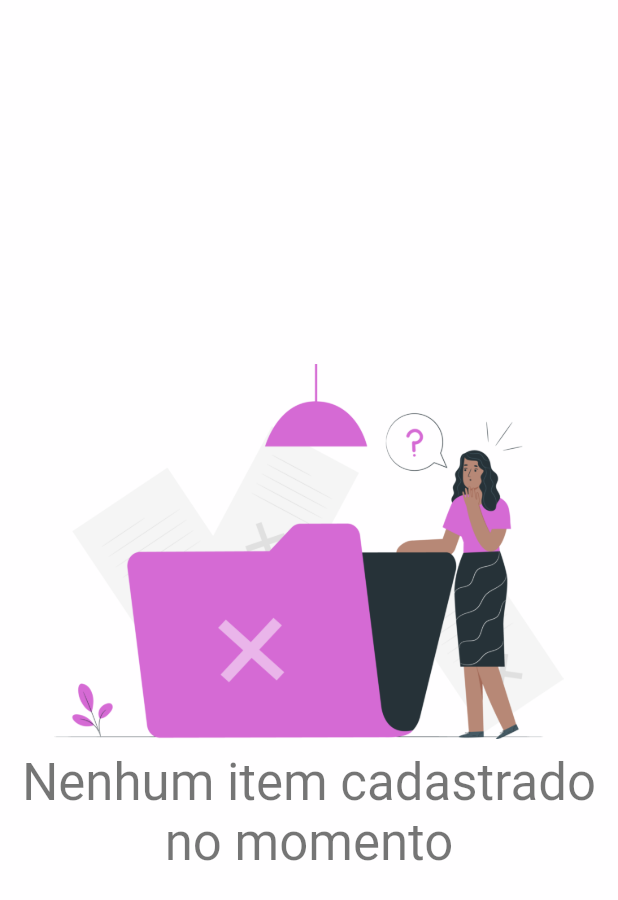
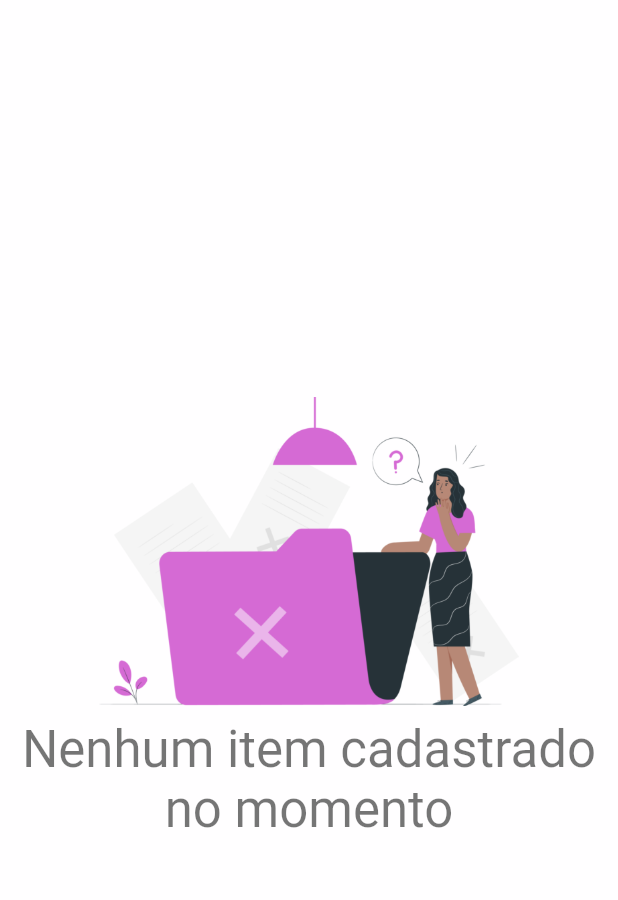
Before and after one commit to leandrosconceicao/bakery_project, a Flutter app: the NotFoundWarning widget shown alone on an empty page, opened directly, on a phone screen of 412 x 824 dp. Shown: the top 900 px of the screen. Run offline on Flutter 3.47's test engine with Material 2 defaults, Android fonts, the phone set to English and light mode, and no system bars; our stand-ins replace flutter_masked_text2, get; missing offline and left inert: money2.

Commit message:
Adicionando campo de mensagem padrão opcional

```diff
--- a/lib/src/views/components/not_found_warning.dart
+++ b/lib/src/views/components/not_found_warning.dart
@@ -3,8 +3,10 @@ import '../../../libraries/utils.dart';
 import '../../../libraries/views.dart';
 
 class NotFoundWarning extends StatelessWidget {
+  final String? message;
   const NotFoundWarning({
     super.key,
+    this.message,
   });
 
   @override
@@ -14,11 +16,11 @@ class NotFoundWarning extends StatelessWidget {
           mainAxisAlignment: MainAxisAlignment.center,
           children: [
             SizedBox(
-              height: 250,
+              height: Get.height * 0.25,
               child: Image.asset('${app.staticFolder}/not_found.png')),
               SizedBox(height: Get.height * 0.01,),
             Text(
-      'Nenhum item cadastrado no momento',
+      message ?? 'Nenhum item cadastrado no momento',
       style: Get.textTheme.headlineMedium,
       textAlign: TextAlign.center,
     ),
```
